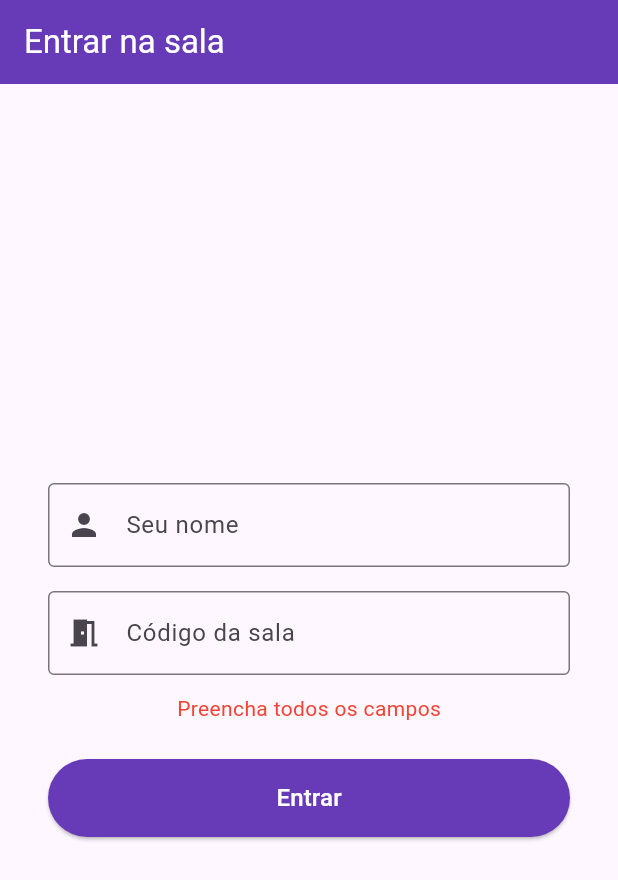
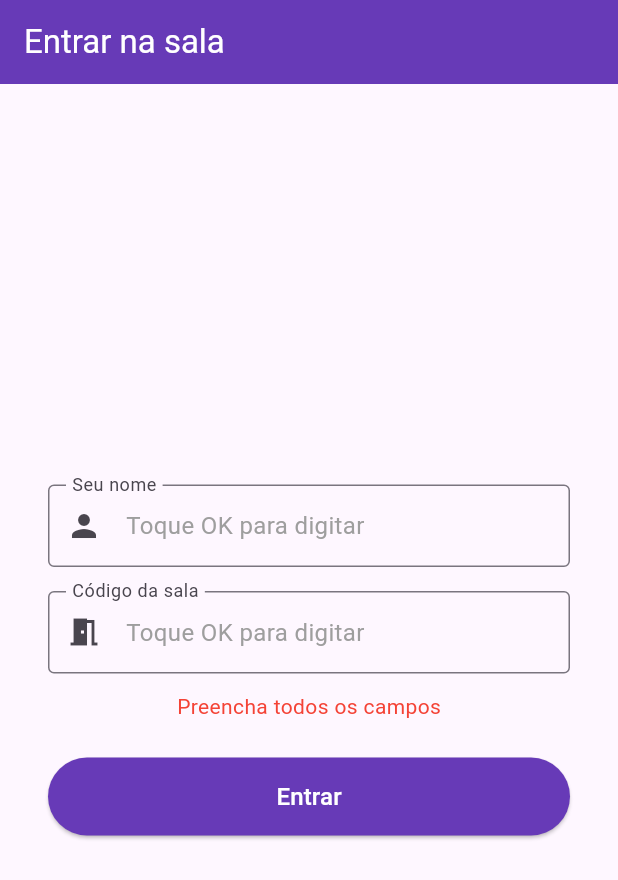
Before and after one commit to renash2me/karaoke, a Flutter app: the JoinRoomScreen screen opened by its route, after a tap on "Entrar", on a phone screen of 412 x 824 dp. Shown: the top 880 px of the screen. Run offline on Flutter 3.47's test engine with Material 3 defaults, Android fonts, the phone set to English and light mode, and no system bars; our stand-ins replace go_router, just_audio, shared_preferences; accounts and stored records are empty.

Commit message:
Refactor JoinRoomScreen input handling
Refactored JoinRoomScreen to use custom _TVField widget for input fields. Replaced TextEditingController with local state variables for name and code.

```diff
--- a/flutter_app/lib/screens/join_room_screen.dart
+++ b/flutter_app/lib/screens/join_room_screen.dart
@@ -1,4 +1,5 @@
 import 'package:flutter/material.dart';
+import 'package:flutter/services.dart';
 import 'package:go_router/go_router.dart';
 import '../services/api_service.dart';
 
@@ -10,13 +11,50 @@ class JoinRoomScreen extends StatefulWidget {
 }
 
 class _JoinRoomScreenState extends State<JoinRoomScreen> {
-  final _codeController = TextEditingController();
-  final _nameController = TextEditingController();
+  String _name = '';
+  String _code = '';
   bool _loading = false;
   String? _error;
 
+  Future<void> _editField({
+    required String label,
+    required String current,
+    required Function(String) onSave,
+    bool allCaps = false,
+  }) async {
+    final controller = TextEditingController(text: current);
+    final result = await showDialog<String>(
+      context: context,
+      builder: (context) => AlertDialog(
+        title: Text(label),
+        content: TextField(
+          controller: controller,
+          autofocus: true,
+          textCapitalization:
+              allCaps ? TextCapitalization.characters : TextCapitalization.words,
+          onSubmitted: (v) => Navigator.of(context).pop(v),
+          decoration: InputDecoration(
+            hintText: label,
+            border: const OutlineInputBorder(),
+          ),
+        ),
+        actions: [
+          TextButton(
+            onPressed: () => Navigator.of(context).pop(null),
+            child: const Text('Cancelar'),
+          ),
+          ElevatedButton(
+            onPressed: () => Navigator.of(context).pop(controller.text),
+            child: const Text('OK'),
+          ),
+        ],
+      ),
+    );
+    if (result != null) onSave(result);
+  }
+
   Future<void> _join() async {
-    if (_codeController.text.isEmpty || _nameController.text.isEmpty) {
+    if (_name.isEmpty || _code.isEmpty) {
       setState(() => _error = 'Preencha todos os campos');
       return;
     }
@@ -25,11 +63,11 @@ class _JoinRoomScreenState extends State<JoinRoomScreen> {
       _error = null;
     });
     try {
-      final room = await ApiService.joinRoom(_codeController.text);
+      final room = await ApiService.joinRoom(_code);
       if (mounted) {
         context.go('/room/${room['id']}', extra: {
           'room': room,
-          'singerName': _nameController.text,
+          'singerName': _name,
         });
       }
     } catch (e) {
@@ -55,25 +93,29 @@ class _JoinRoomScreenState extends State<JoinRoomScreen> {
             child: Column(
               mainAxisAlignment: MainAxisAlignment.center,
               children: [
-                TextField(
-                  controller: _nameController,
-                  decoration: const InputDecoration(
-                    labelText: 'Seu nome',
-                    border: OutlineInputBorder(),
-                    prefixIcon: Icon(Icons.person),
+                _TVField(
+                  label: 'Seu nome',
+                  value: _name,
+                  hint: 'Toque OK para digitar',
+                  icon: Icons.person,
+                  onTap: () => _editField(
+                    label: 'Seu nome',
+                    current: _name,
+                    onSave: (v) => setState(() => _name = v),
                   ),
-                  textCapitalization: TextCapitalization.words,
                 ),
                 const SizedBox(height: 16),
-                TextField(
-                  controller: _codeController,
-                  decoration: const InputDecoration(
-                    labelText: 'Código da sala',
-                    hintText: 'Ex: ABC123',
-                    border: OutlineInputBorder(),
-                    prefixIcon: Icon(Icons.meeting_room),
+                _TVField(
+                  label: 'Código da sala',
+                  value: _code,
+                  hint: 'Toque OK para digitar',
+                  icon: Icons.meeting_room,
+                  onTap: () => _editField(
+                    label: 'Código da sala',
+                    current: _code,
+                    allCaps: true,
+                    onSave: (v) => setState(() => _code = v.toUpperCase()),
                   ),
-                  textCapitalization: TextCapitalization.characters,
                 ),
                 if (_error != null) ...[
                   const SizedBox(height: 12),
@@ -102,3 +144,41 @@ class _JoinRoomScreenState extends State<JoinRoomScreen> {
     );
   }
 }
+
+class _TVField extends StatelessWidget {
+  final String label;
+  final String value;
+  final String hint;
+  final IconData icon;
+  final VoidCallback onTap;
+
+  const _TVField({
+    required this.label,
+    required this.value,
+    required this.hint,
+    required this.icon,
+    required this.onTap,
+  });
+
+  @override
+  Widget build(BuildContext context) {
+    return InkWell(
+      onTap: onTap,
+      borderRadius: BorderRadius.circular(8),
+      child: InputDecorator(
+        decoration: InputDecoration(
+          labelText: label,
+          border: const OutlineInputBorder(),
+          prefixIcon: Icon(icon),
+        ),
+        child: Text(
+          value.isEmpty ? hint : value,
+          style: TextStyle(
+            color: value.isEmpty ? Colors.grey : Colors.black87,
+            fontSize: 16,
+          ),
+        ),
+      ),
+    );
+  }
+}
```
